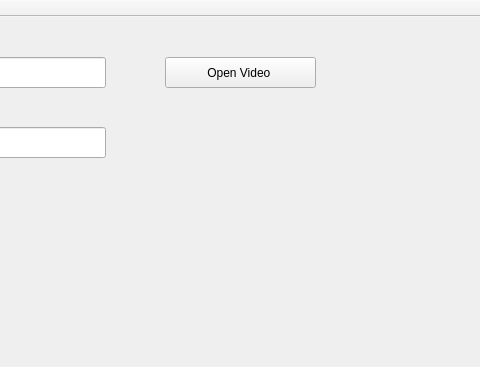
Before: the Qt Designer form mainwindow.ui in graybrother/teacher, drawn with Qt 5; both pictures show x 455 to 935 and y 0 to 367 of the 1067 by 622 pixel window.
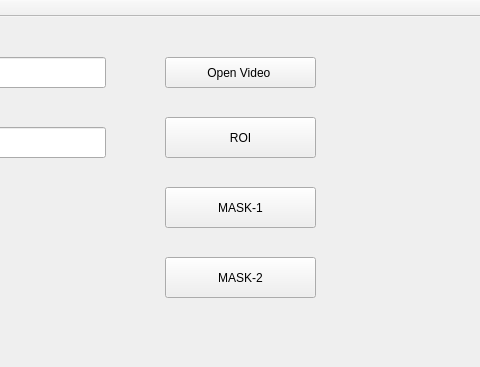
After: the same form once the commit is applied.

Commit message: add multi mask area, draw ROI and MASK area, confirm again

Diff of the .ui file:
```diff
--- a/mainwindow.ui
+++ b/mainwindow.ui
@@ -112,6 +112,45 @@
      <string>LKVB-2</string>
     </property>
    </widget>
+   <widget class="QPushButton" name="roi_pushButton">
+    <property name="geometry">
+     <rect>
+      <x>620</x>
+      <y>100</y>
+      <width>151</width>
+      <height>41</height>
+     </rect>
+    </property>
+    <property name="text">
+     <string>ROI</string>
+    </property>
+   </widget>
+   <widget class="QPushButton" name="mask1_pushButton">
+    <property name="geometry">
+     <rect>
+      <x>620</x>
+      <y>170</y>
+      <width>151</width>
+      <height>41</height>
+     </rect>
+    </property>
+    <property name="text">
+     <string>MASK-1</string>
+    </property>
+   </widget>
+   <widget class="QPushButton" name="mask2_pushButton">
+    <property name="geometry">
+     <rect>
+      <x>620</x>
+      <y>240</y>
+      <width>151</width>
+      <height>41</height>
+     </rect>
+    </property>
+    <property name="text">
+     <string>MASK-2</string>
+    </property>
+   </widget>
   </widget>
   <widget class="QMenuBar" name="menuBar">
    <property name="geometry">
```
The commit also changes 5 other files.
